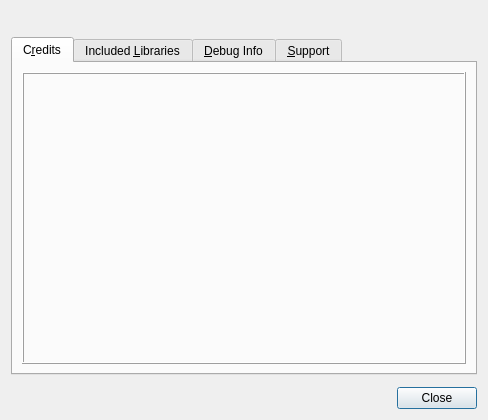
Old version of the form src/mcrecover/ui/AboutDialog.ui in the repository GerbilSoft/mcrecover.
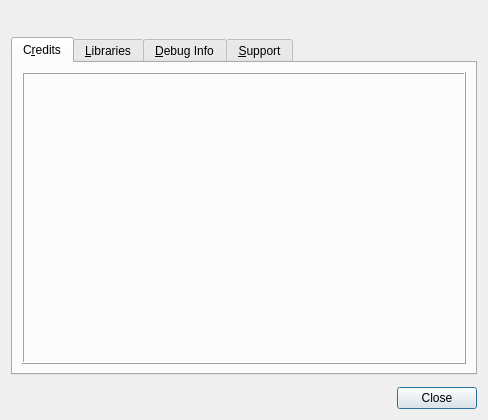
New version of the form. Icons and pictures are not drawn.

Commit message:
AboutDialog: Display the Qt and PCRE versions even if they're shared libraries.
ui/AboutDialog.ui: Renamed "Included Libraries" to "Libraries", since
we're going to show all libraries in use, not just statically-linked
libraries

The edit to the form file:
```diff
--- a/src/mcrecover/ui/AboutDialog.ui
+++ b/src/mcrecover/ui/AboutDialog.ui
@@ -92,7 +92,7 @@
      </widget>
      <widget class="QWidget" name="tabIncLibraries">
       <attribute name="title">
-       <string>Included &amp;Libraries</string>
+       <string>&amp;Libraries</string>
       </attribute>
       <layout class="QVBoxLayout" name="vboxIncLibrariesTab">
        <item>
```
Left out of the diff: 10 changed lines with no effect on the pictures. The commit also changes 1 other file.
